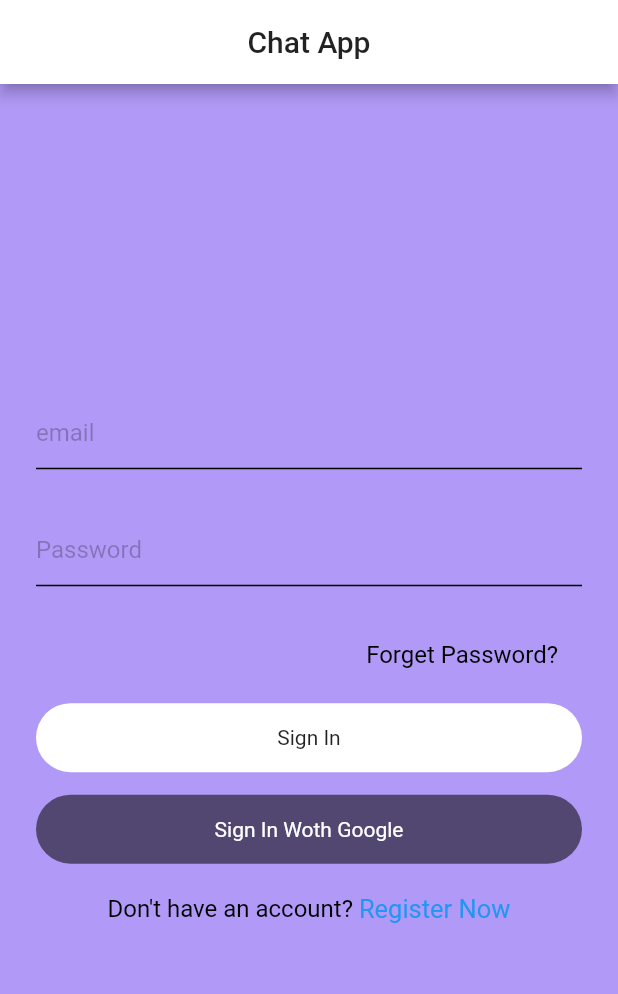
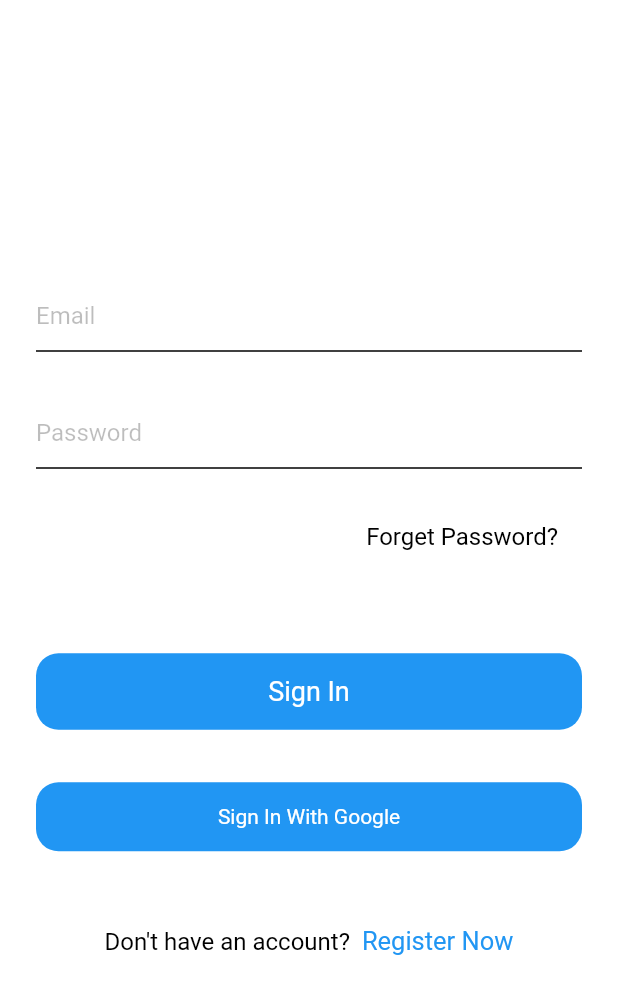
Before and after one commit to AtomicRahul/chat_app, a Flutter app: the SignIn screen opened directly, on a phone screen of 412 x 824 dp. Shown: the top 994 px of the screen. Run offline on Flutter 3.47's test engine with Material 2 defaults, Android fonts, the phone set to English and light mode, and no system bars; our stand-ins replace firebase_auth; accounts and stored records are empty.

Commit message:
ui chnaged

```diff
--- a/lib/views/signin.dart
+++ b/lib/views/signin.dart
@@ -1,3 +1,4 @@
+import 'package:chat_app/views/signup.dart';
 import 'package:chat_app/widgets/widgets.dart';
 import 'package:flutter/material.dart';
 
@@ -12,17 +13,10 @@ class _SignInState extends State<SignIn> {
   @override
   Widget build(BuildContext context) {
     return Scaffold(
-      appBar: PreferredSize(
-        child: appBarMain(context),
-        preferredSize: const Size.fromHeight(100),
-      ),
       body: Column(
+        mainAxisAlignment: MainAxisAlignment.center,
+        crossAxisAlignment: CrossAxisAlignment.center,
         children: [
-          Container(
-            child: SizedBox(
-              height: MediaQuery.of(context).size.height * 0.2,
-            ),
-          ),
           SingleChildScrollView(
             child: Container(
               child: Container(
@@ -31,7 +25,7 @@ class _SignInState extends State<SignIn> {
                   children: [
                     TextField(
                         style: simpleTextFieldStyle(),
-                        decoration: textFieldInputDecoration("email")),
+                        decoration: textFieldInputDecoration("Email")),
                     SizedBox(height: 30),
                     TextField(
                         style: simpleTextFieldStyle(),
@@ -51,48 +45,54 @@ class _SignInState extends State<SignIn> {
                       ),
                     ),
                     SizedBox(
-                      height: 15,
+                      height: 60,
                     ),
                     Container(
                       alignment: Alignment.center,
                       width: MediaQuery.of(context).size.width,
                       padding: EdgeInsets.symmetric(vertical: 15),
                       decoration: BoxDecoration(
-                          borderRadius: BorderRadius.circular(50),
-                          gradient: LinearGradient(
-                              colors: [Colors.white, Colors.white])),
-                      child: Text("Sign In"),
+                          borderRadius: BorderRadius.circular(15),
+                          color: Colors.blue),
+                      child: Text(
+                        "Sign In",
+                        style: TextStyle(fontSize: 18, color: Colors.white),
+                      ),
                     ),
-                    SizedBox(height: 15),
+                    SizedBox(height: 35),
                     Container(
                       alignment: Alignment.center,
                       width: MediaQuery.of(context).size.width,
                       padding: EdgeInsets.symmetric(vertical: 15),
                       decoration: BoxDecoration(
-                          borderRadius: BorderRadius.circular(50),
-                          gradient: LinearGradient(
-                              colors: [Colors.black54, Colors.black54])),
+                          borderRadius: BorderRadius.circular(15),
+                          color: Colors.blue),
                       child: Text(
-                        "Sign In Woth Google",
+                        "Sign In With Google",
                         style: TextStyle(color: Colors.white),
                       ),
                     ),
-                    SizedBox(height: 20),
+                    SizedBox(height: 50),
                     Row(
                       mainAxisAlignment: MainAxisAlignment.center,
                       children: [
                         Text(
-                          "Don't have an account? ",
+                          "Don't have an account?  ",
                           style: simpleTextFieldStyle(),
                         ),
-                        Text(
-                          "Register Now",
-                          style: mediumTextFieldStyle(),
+                        GestureDetector(
+                          onTap: () {
+                            Navigator.push(
+                                context,
+                                MaterialPageRoute(
+                                    builder: (context) => SignUp()));
+                          },
+                          child: Text(
+                            "Register Now",
+                            style: mediumTextFieldStyle(),
+                          ),
                         ),
                       ],
-                    ),
-                    SizedBox(
-                      height: MediaQuery.of(context).size.height * 0.2,
                     ),
                   ],
                 ),
```
Also changed, not shown: lib/main.dart (+5 -4 lines), lib/views/signup.dart (+23 -17 lines).
